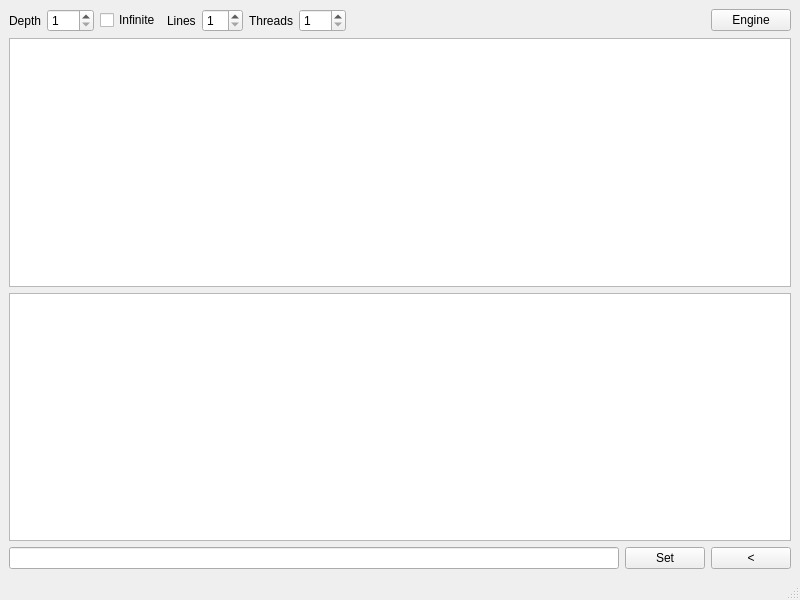
First picture: the form in forms/mainwindow.ui, repository jLantxa/Chess, before the edit.
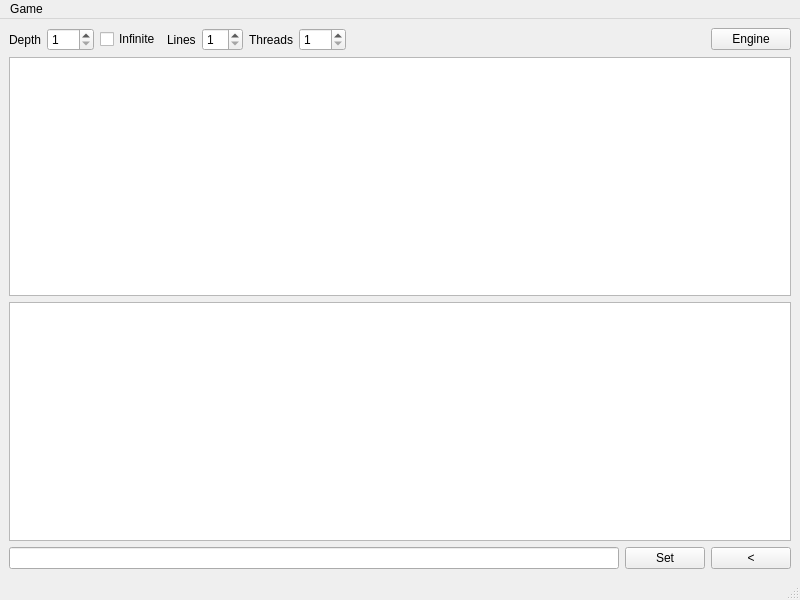
Second picture: the form after the edit.

Commit message: Load position from FEN string

The edit to the form file:
```diff
--- a/forms/mainwindow.ui
+++ b/forms/mainwindow.ui
@@ -150,6 +150,13 @@
      <height>24</height>
     </rect>
    </property>
+   <widget class="QMenu" name="menuGame">
+    <property name="title">
+     <string>Game</string>
+    </property>
+    <addaction name="actionSet_FEN_position"/>
+   </widget>
+   <addaction name="menuGame"/>
   </widget>
   <widget class="QStatusBar" name="statusbar"/>
  </widget>
```
Left out of the diff: 10 changed lines with no effect on the pictures. Lines whose indentation alone changed are shown as unchanged. The commit also changes 2 other files.
